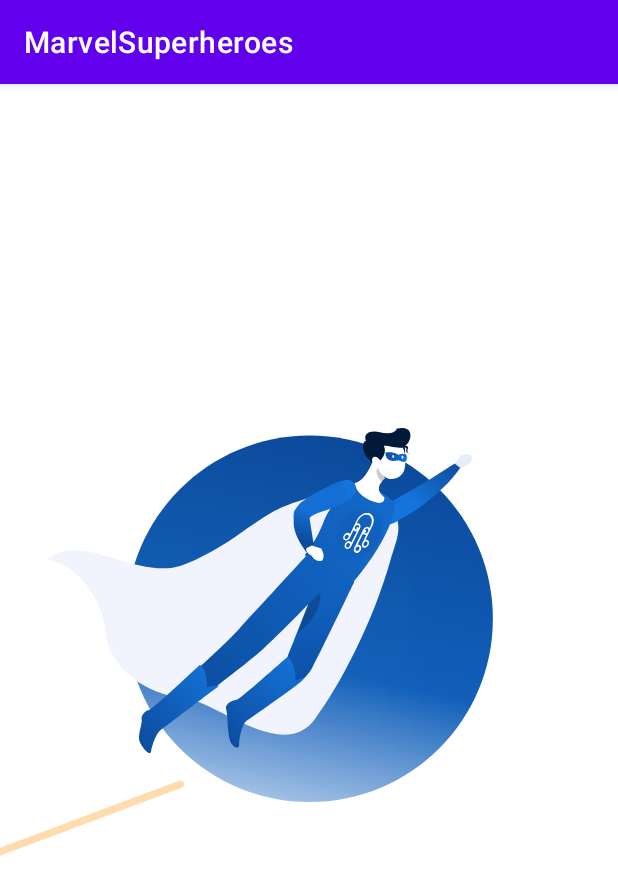
After one commit to yeray-yas/MarvelSuperheroes, an Android app: the LaunchingActivity screen opened directly, with no data from a screen before it, on a phone screen of 412 x 824 dp. The commit adds this screen. Shown: the top 895 px of the screen. Run offline under Robolectric (Android 15) with nearby library versions, the phone set to English and light mode, and no system bars; network calls fail.

Commit message:
added Splash Screen

```diff
--- a/app/src/main/AndroidManifest.xml
+++ b/app/src/main/AndroidManifest.xml
@@ -16,9 +16,8 @@
         android:theme="@style/Theme.MarvelSuperheroes"
         tools:targetApi="31">
         <activity
-            android:name=".framework.ui.splash.SplashScreenActivity"
-            android:exported="true"
-            android:theme="@style/Theme.AppCompat.Starting">
+            android:name=".framework.ui.splash.LaunchingActivity"
+            android:exported="true">
             <intent-filter>
                 <action android:name="android.intent.action.MAIN" />
                 <category android:name="android.intent.category.LAUNCHER" />
--- /dev/null
+++ b/app/src/main/java/com/yerayyas/marvelsuperheroes/framework/ui/splash/LaunchingActivity.kt
@@ -0,0 +1,35 @@
+package com.yerayyas.marvelsuperheroes.framework.ui.splash
+
+import android.content.Intent
+import android.os.Bundle
+import android.os.Handler
+import android.os.Looper
+import androidx.appcompat.app.AppCompatActivity
+import com.airbnb.lottie.LottieAnimationView
+import com.yerayyas.marvelsuperheroes.R
+import com.yerayyas.marvelsuperheroes.framework.ui.main.MainActivity
+
+
+class LaunchingActivity : AppCompatActivity() {
+    private lateinit var handler: Handler
+    override fun onCreate(savedInstanceState: Bundle?) {
+        super.onCreate(savedInstanceState)
+        setContentView(R.layout.activity_launching)
+
+
+        val lottieAnimationView: LottieAnimationView = findViewById(R.id.lottieAnim)
+
+        lottieAnimationView.setAnimation(R.raw.superheroes_animation)
+        lottieAnimationView.playAnimation()
+
+
+        handler = Handler(Looper.myLooper()!!)
+        handler.postDelayed(
+            {
+                val intent = Intent(this, MainActivity::class.java)
+                startActivity(intent)
+                finish()
+            }, 3000
+        )
+    }
+}
--- /dev/null
+++ b/app/src/main/res/layout/activity_launching.xml
@@ -0,0 +1,18 @@
+<?xml version="1.0" encoding="utf-8"?>
+<androidx.constraintlayout.widget.ConstraintLayout xmlns:android="http://schemas.android.com/apk/res/android"
+xmlns:app="http://schemas.android.com/apk/res-auto"
+xmlns:tools="http://schemas.android.com/tools"
+android:layout_width="match_parent"
+android:layout_height="match_parent"
+tools:context=".framework.ui.splash.LaunchingActivity">
+
+<com.airbnb.lottie.LottieAnimationView
+    android:id="@+id/lottieAnim"
+    android:layout_width="match_parent"
+    android:layout_height="match_parent"
+    app:layout_constraintBottom_toBottomOf="parent"
+    app:layout_constraintEnd_toEndOf="parent"
+    app:layout_constraintStart_toStartOf="parent"
+    app:layout_constraintTop_toTopOf="parent" />
+
+</androidx.constraintlayout.widget.ConstraintLayout>
--- a/app/src/main/res/values/themes.xml
+++ b/app/src/main/res/values/themes.xml
@@ -13,10 +13,4 @@
         <item name="android:statusBarColor">?attr/colorPrimaryVariant</item>
         <!-- Customize your theme here. -->
     </style>
-
-    <style name="Theme.AppCompat.Starting" parent="Theme.SplashScreen">
-
-
-        <item name="postSplashScreenTheme">@style/Theme.MarvelSuperheroes</item>
-    </style>
 </resources>
```
Also changed, not shown: app/build.gradle (+6 -6 lines), app/src/main/java/com/yerayyas/marvelsuperheroes/framework/ui/splash/SplashScreenActivity.kt (deleted, +0 -23 lines), app/src/main/res/layout/activity_splash_screen.xml (deleted, +0 -18 lines).
